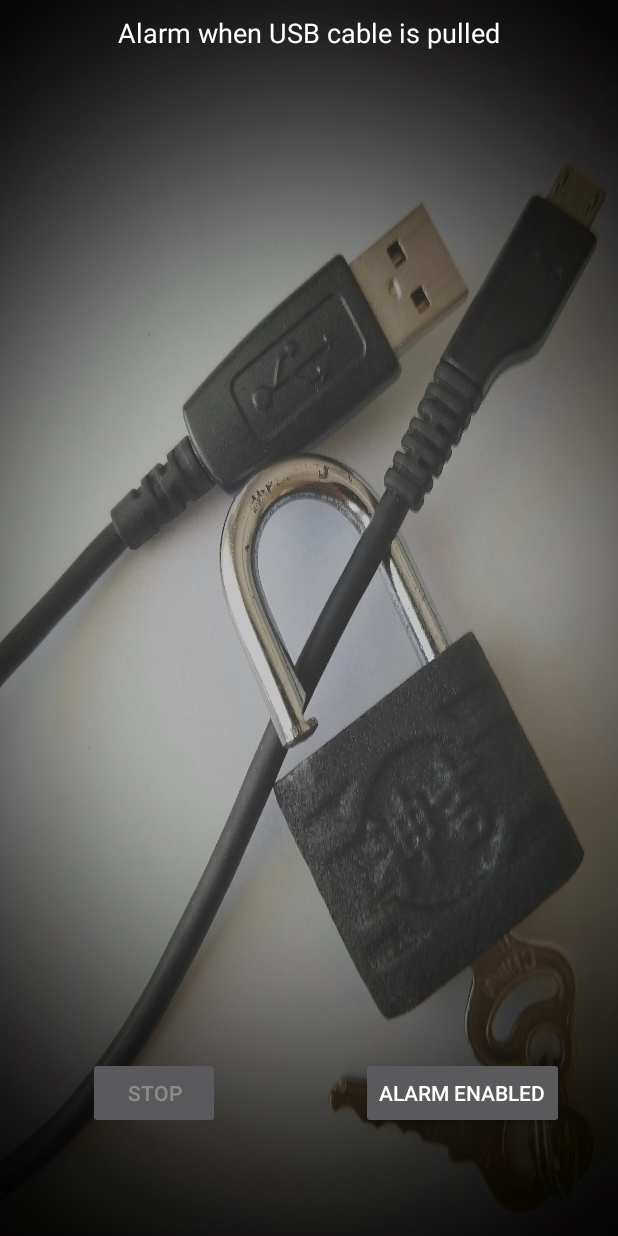
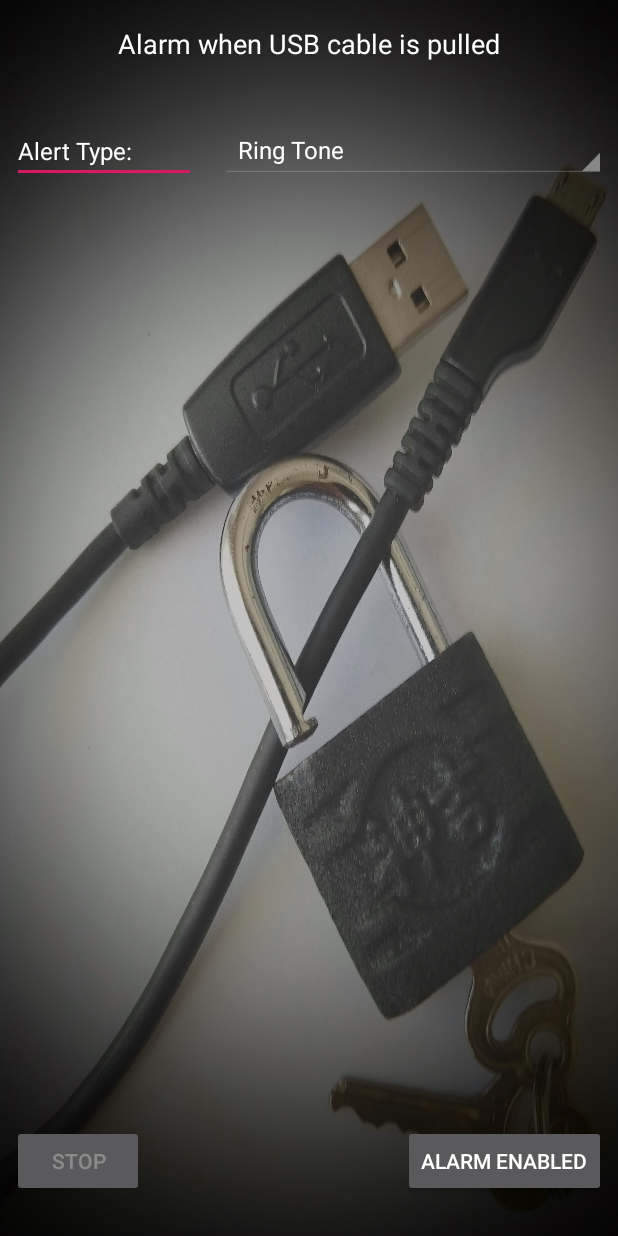
Before and after one commit to Cheng-Yan-2909/CableLock, an Android app: the screen it shows after launch (MainActivity), on a phone screen of 412 x 824 dp. Run offline under Robolectric (Android 15) with nearby library versions, the phone set to English and light mode, and no system bars.

Commit message:
Added alert selection

```diff
--- a/app/build.gradle
+++ b/app/build.gradle
@@ -9,7 +9,7 @@ android {
         versionCode 1
         versionName "1.0"
         testInstrumentationRunner "androidx.test.runner.AndroidJUnitRunner"
-        minSdkVersion 20
+        minSdkVersion 25
     }
     buildTypes {
         release {
@@ -30,4 +30,5 @@ dependencies {
     testImplementation 'junit:junit:4.12'
     androidTestImplementation 'androidx.test:runner:1.2.0'
     androidTestImplementation 'androidx.test.espresso:espresso-core:3.2.0'
+    implementation 'androidx.recyclerview:recyclerview:1.0.0'
 }
--- a/app/src/main/java/com/chengyan/cablelock/MainActivity.java
+++ b/app/src/main/java/com/chengyan/cablelock/MainActivity.java
@@ -1,26 +1,22 @@
 package com.chengyan.cablelock;
 
 import androidx.appcompat.app.AppCompatActivity;
-import androidx.core.app.ActivityCompat;
-import androidx.core.content.ContextCompat;
-
-import android.Manifest;
-import android.app.AlarmManager;
 import android.content.BroadcastReceiver;
 import android.content.Context;
 import android.content.Intent;
 import android.content.IntentFilter;
-import android.content.pm.PackageManager;
 import android.media.AudioManager;
-import android.media.MediaPlayer;
 import android.media.Ringtone;
 import android.media.RingtoneManager;
-import android.net.Uri;
 import android.os.Bundle;
 import android.view.View;
+import android.widget.AdapterView;
+import android.widget.ArrayAdapter;
 import android.widget.Button;
-import android.widget.TextView;
-import android.widget.Toast;
+import android.widget.Spinner;
+
+import java.util.HashMap;
+import java.util.Map;
 
 
 public class MainActivity extends AppCompatActivity {
@@ -29,15 +25,43 @@ public class MainActivity extends AppCompatActivity {
     Button stopButton = null;
     Button enableButton = null;
     boolean alarmEnabled = true;
+    Map<String, Integer> alarmValueMap = new HashMap(){{
+       put("Ring Tone", RingtoneManager.TYPE_RINGTONE) ;
+       put("Notification", RingtoneManager.TYPE_NOTIFICATION);
+       put("Alarm", RingtoneManager.TYPE_ALARM);
+    }};
+    String alarmName = "Notification";
 
     @Override
     protected void onCreate(Bundle savedInstanceState) {
         super.onCreate(savedInstanceState);
         setContentView(R.layout.activity_main);
 
+        setupAlarmSelection();
         setupPowerEventReceiver();
         setupStopButton();
         setupEnableButton();
+    }
+
+    private void setupAlarmSelection() {
+        Spinner alarmSelector = (Spinner) findViewById(R.id.AlarmSelector);
+        ArrayAdapter<CharSequence> valueAdapter = new ArrayAdapter<CharSequence>(this, android.R.layout.simple_spinner_item);
+        for(String name : alarmValueMap.keySet() ) {
+            valueAdapter.add( name );
+        }
+        alarmSelector.setAdapter(valueAdapter);
+
+        AdapterView.OnItemSelectedListener itemSelectedListener = new AdapterView.OnItemSelectedListener() {
+            public void onItemSelected (AdapterView<?> parent, View view, int position, long id) {
+                alarmName = (String) parent.getItemAtPosition(position);
+            }
+
+            public void onNothingSelected (AdapterView<?> parent) {
+
+            }
+        };
+
+        alarmSelector.setOnItemSelectedListener(itemSelectedListener);
     }
 
     private void setupStopButton() {
@@ -91,7 +115,7 @@ public class MainActivity extends AppCompatActivity {
             audioManager.setStreamVolume(AudioManager.RINGER_MODE_VIBRATE, 20, AudioManager.FLAG_VIBRATE);
 
             ringtone = RingtoneManager.getRingtone(getApplicationContext(),
-                    RingtoneManager.getDefaultUri(RingtoneManager.TYPE_ALARM));
+                    RingtoneManager.getDefaultUri(alarmValueMap.get(alarmName)));
             ringtone.setLooping(true);
             ringtone.play();
         } catch (Exception e) {
--- a/app/src/main/res/layout/activity_main.xml
+++ b/app/src/main/res/layout/activity_main.xml
@@ -12,7 +12,7 @@
         android:layout_width="wrap_content"
         android:layout_height="wrap_content"
         android:orientation="horizontal"
-        app:layout_constraintGuide_begin="633dp" />
+        app:layout_constraintGuide_end="100dp" />
 
     <Button
         android:id="@+id/StopButton"
@@ -20,11 +20,9 @@
         android:layout_height="wrap_content"
         android:layout_marginStart="8dp"
         android:layout_marginTop="8dp"
-        android:layout_marginEnd="8dp"
         android:layout_marginBottom="8dp"
         android:text="Stop"
         app:layout_constraintBottom_toBottomOf="parent"
-        app:layout_constraintEnd_toStartOf="@+id/guideline3"
         app:layout_constraintStart_toStartOf="parent"
         app:layout_constraintTop_toTopOf="@+id/guideline" />
 
@@ -43,25 +41,16 @@
         app:layout_constraintStart_toStartOf="parent"
         app:layout_constraintTop_toTopOf="parent" />
 
-    <androidx.constraintlayout.widget.Guideline
-        android:id="@+id/guideline3"
-        android:layout_width="wrap_content"
-        android:layout_height="wrap_content"
-        android:orientation="vertical"
-        app:layout_constraintGuide_begin="205dp" />
-
     <Button
         android:id="@+id/EnableButton"
         android:layout_width="wrap_content"
         android:layout_height="wrap_content"
-        android:layout_marginStart="8dp"
         android:layout_marginTop="8dp"
         android:layout_marginEnd="8dp"
         android:layout_marginBottom="8dp"
         android:text="Alarm Enabled"
         app:layout_constraintBottom_toBottomOf="parent"
         app:layout_constraintEnd_toEndOf="parent"
-        app:layout_constraintStart_toStartOf="@+id/guideline3"
         app:layout_constraintTop_toTopOf="@+id/guideline" />
 
     <androidx.constraintlayout.widget.Guideline
@@ -69,6 +58,51 @@
         android:layout_width="wrap_content"
         android:layout_height="wrap_content"
         android:orientation="horizontal"
-        app:layout_constraintGuide_begin="35dp" />
+        app:layout_constraintGuide_begin="50dp" />
+
+    <Spinner
+        android:id="@+id/AlarmSelector"
+        style="@android:style/Widget.Holo.Spinner"
+        android:layout_width="0dp"
+        android:layout_height="wrap_content"
+        android:layout_marginStart="8dp"
+        android:layout_marginTop="8dp"
+        android:layout_marginEnd="8dp"
+        android:layout_marginBottom="8dp"
+        app:layout_constraintBottom_toTopOf="@+id/guideline4"
+        app:layout_constraintEnd_toEndOf="parent"
+        app:layout_constraintStart_toStartOf="@+id/guideline3"
+        app:layout_constraintTop_toTopOf="@+id/guideline2" />
+
+    <androidx.constraintlayout.widget.Guideline
+        android:id="@+id/guideline3"
+        android:layout_width="wrap_content"
+        android:layout_height="wrap_content"
+        android:orientation="vertical"
+        app:layout_constraintGuide_begin="139dp" />
+
+    <androidx.constraintlayout.widget.Guideline
+        android:id="@+id/guideline4"
+        android:layout_width="wrap_content"
+        android:layout_height="wrap_content"
+        android:orientation="horizontal"
+        app:layout_constraintGuide_begin="151dp" />
+
+    <EditText
+        android:id="@+id/editText"
+        android:layout_width="0dp"
+        android:layout_height="wrap_content"
+        android:layout_marginStart="8dp"
+        android:layout_marginTop="8dp"
+        android:layout_marginEnd="8dp"
+        android:layout_marginBottom="8dp"
+        android:ems="10"
+        android:inputType="textPersonName"
+        android:text="Alert Type: "
+        android:textSize="16sp"
+        app:layout_constraintBottom_toTopOf="@+id/guideline4"
+        app:layout_constraintEnd_toStartOf="@+id/guideline3"
+        app:layout_constraintStart_toStartOf="parent"
+        app:layout_constraintTop_toTopOf="@+id/guideline2" />
 
 </androidx.constraintlayout.widget.ConstraintLayout>
```
Also changed, not shown: 1 other file.
